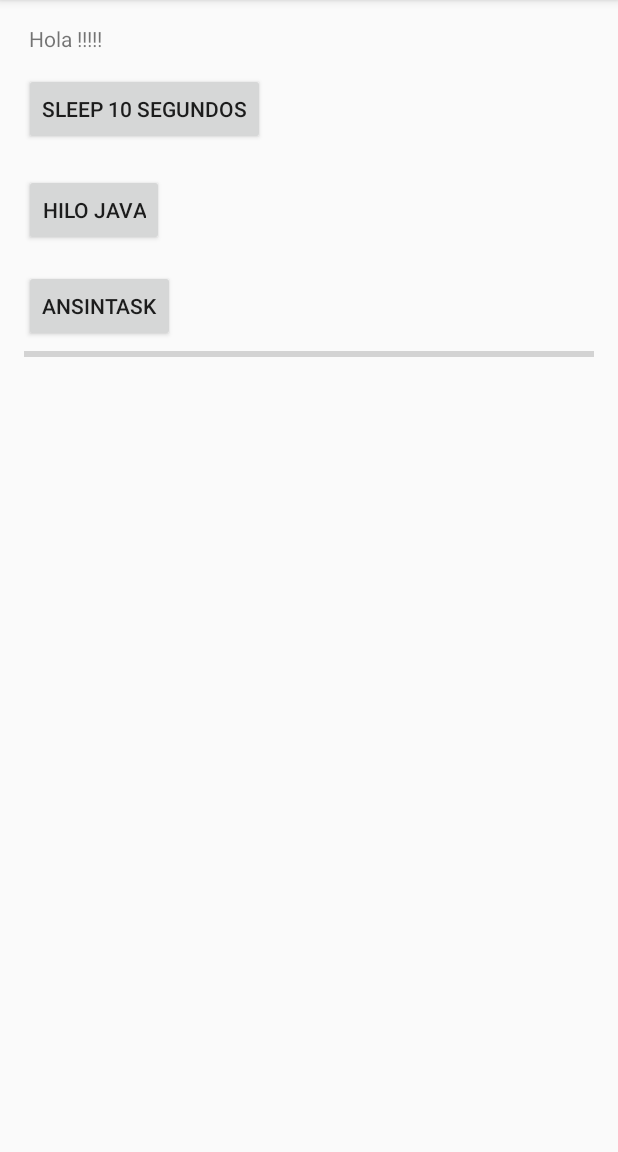
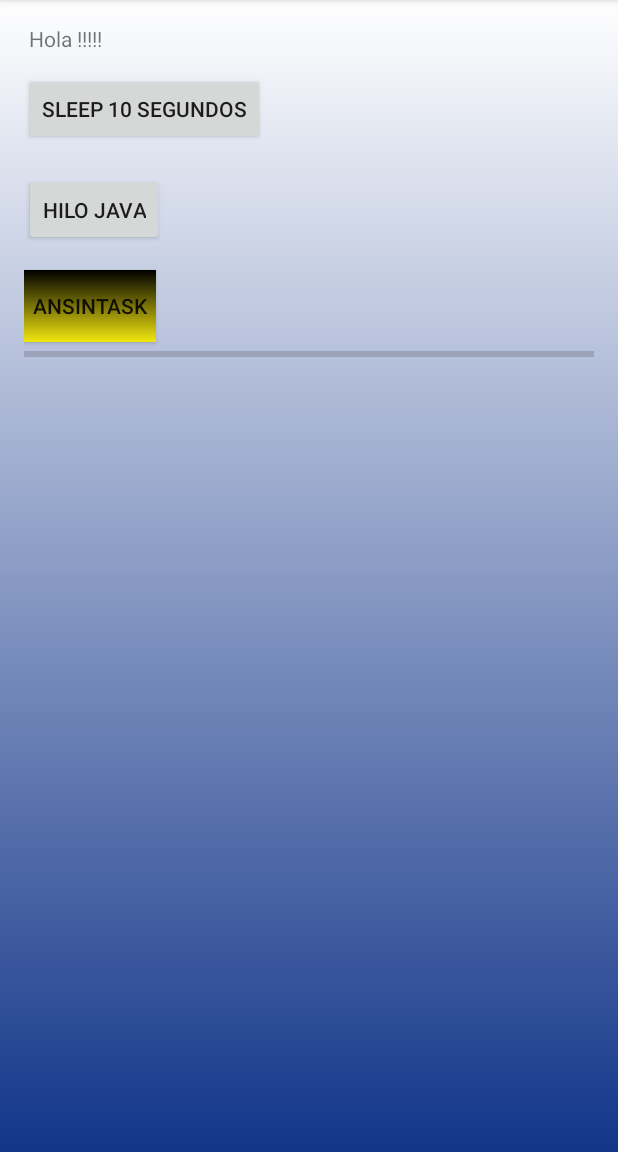
Before and after one commit to juanjiga/Hilos, an Android app: the screen it shows after launch (MainActivity), on a phone screen of 412 x 824 dp, the part 84-1236 px from its top. Run offline under Robolectric (Android 15) with nearby library versions, the phone set to English and light mode, and no system bars.

Commit message:
nuevos drawables

```diff
--- a/app/src/main/res/drawable/boton_degradado.xml
+++ b/app/src/main/res/drawable/boton_degradado.xml
@@ -7,13 +7,11 @@
                 android:startColor="#F2E60F"
                 android:endColor="#000000"
                 android:angle="90"
-                />
-
-
+                 />
+             <coners
+                android:radius="@dimen/redondeo"
+                 />
         </shape>
-
-
     </item>
 
-
 </selector>
--- a/app/src/main/res/layout/activity_main.xml
+++ b/app/src/main/res/layout/activity_main.xml
@@ -9,6 +9,7 @@
     android:paddingRight="@dimen/activity_horizontal_margin"
     android:paddingTop="@dimen/activity_vertical_margin"
     android:paddingBottom="@dimen/activity_vertical_margin"
+    android:background="@drawable/fondo__degradado"
     tools:context="com.juanjiga.hilos.MainActivity"
     android:orientation="vertical">
 
@@ -23,7 +24,7 @@
         android:layout_width="wrap_content"
         android:layout_height="wrap_content"
         android:id="@+id/button"
-        android:layout_below="@+id/textView"
+        android:layout_below="@+id/button"
         android:layout_alignParentLeft="true"
         android:layout_alignParentStart="true"
         android:layout_marginTop="13dp"/>
@@ -32,7 +33,7 @@
         android:text="Hilo Java"
         android:layout_width="wrap_content"
         android:layout_height="wrap_content"
-        android:layout_below="@+id/button"
+        android:layout_below="@+id/button2"
         android:layout_alignParentLeft="true"
         android:layout_alignParentStart="true"
         android:layout_marginTop="19dp"
@@ -44,9 +45,11 @@
         android:layout_height="wrap_content"
         android:layout_marginTop="16dp"
         android:id="@+id/button3"
-        android:layout_below="@+id/button2"
+        android:background="@drawable/boton_degradado"
+        android:layout_below="@+id/button3"
         android:layout_alignParentLeft="true"
-        android:layout_alignParentStart="true"/>
+        android:layout_alignParentStart="true"
+        tools:textColor="#FFFF" />
 
     <ProgressBar
         style="?android:attr/progressBarStyleHorizontal"
--- a/app/src/main/res/values/dimens.xml
+++ b/app/src/main/res/values/dimens.xml
@@ -2,4 +2,5 @@
     <!-- Default screen margins, per the Android Design guidelines. -->
     <dimen name="activity_horizontal_margin">16dp</dimen>
     <dimen name="activity_vertical_margin">16dp</dimen>
+    <dimen name="redondeo">20dp</dimen>
 </resources>
```
